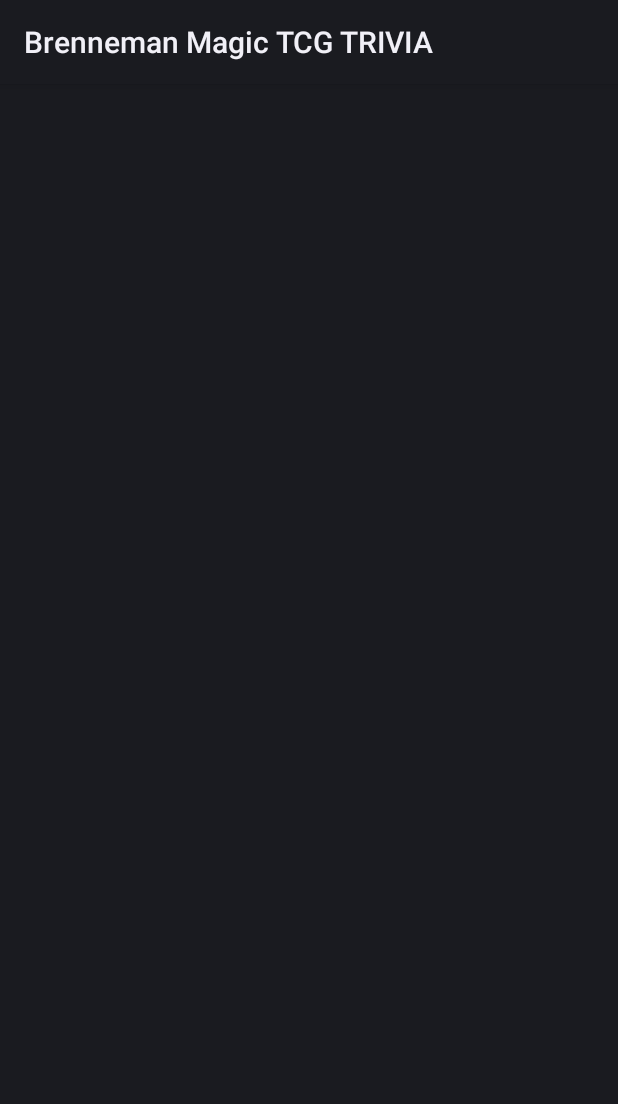
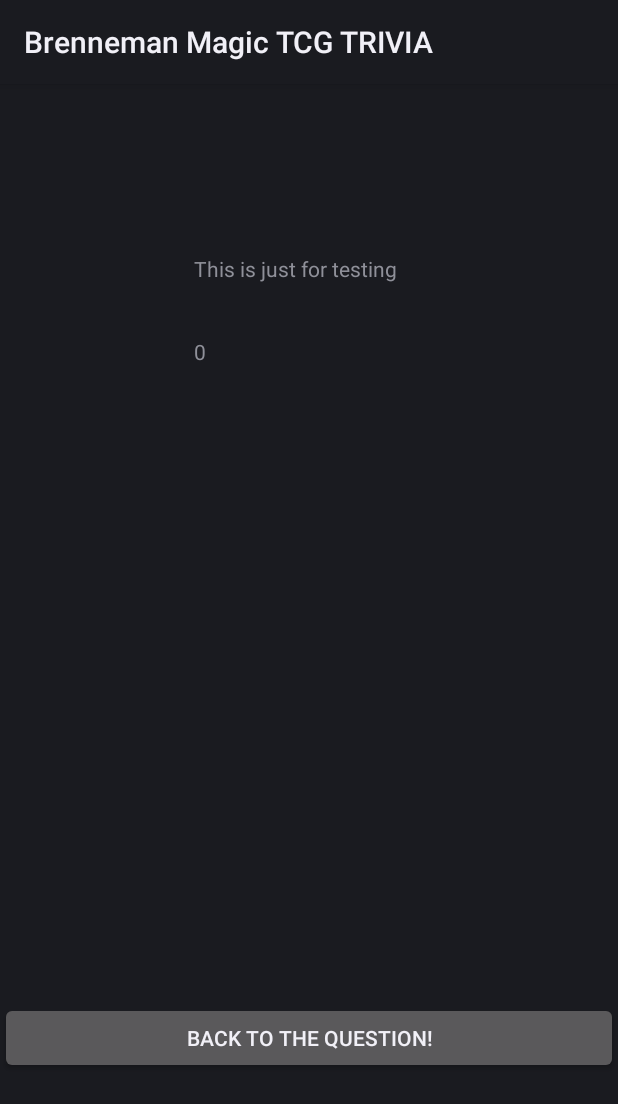
Before and after one commit to kalvin66rocks/CMPSC475, an Android app: the layout answerscreen1.xml on its own in the app's theme, with its tools: preview values and no code run, on a phone screen of 412 x 824 dp. Shown: the top 1104 px of the screen. Run offline under Robolectric (Android 15) with nearby library versions, the light colour scheme and no system bars.

Commit message:
keep on going

```diff
--- a/ProjectMidSemester/app/src/main/res/layout/answerscreen1.xml
+++ b/ProjectMidSemester/app/src/main/res/layout/answerscreen1.xml
@@ -2,4 +2,30 @@
 <RelativeLayout xmlns:android="http://schemas.android.com/apk/res/android"
     android:layout_width="match_parent" android:layout_height="match_parent">
 
+    <TextView
+        android:id="@+id/textView5"
+        android:layout_width="wrap_content"
+        android:layout_height="wrap_content"
+        android:layout_alignParentStart="true"
+        android:layout_alignParentTop="true"
+        android:layout_marginStart="129dp"
+        android:layout_marginTop="113dp"
+        android:text="This is just for testing" />
+
+    <TextView
+        android:id="@+id/textView6"
+        android:layout_width="wrap_content"
+        android:layout_height="wrap_content"
+        android:layout_alignStart="@+id/textView5"
+        android:layout_below="@+id/textView5"
+        android:layout_marginTop="36dp"
+        android:text="0" />
+
+    <Button
+        android:id="@+id/button3"
+        android:layout_width="match_parent"
+        android:layout_height="wrap_content"
+        android:layout_alignParentBottom="true"
+        android:layout_marginBottom="108dp"
+        android:text="Back to the Question!" />
 </RelativeLayout>
```
Also changed, not shown: ProjectMidSemester/app/src/main/java/com/kevin/projectmidsemester/Question.java (+49 -2 lines).
